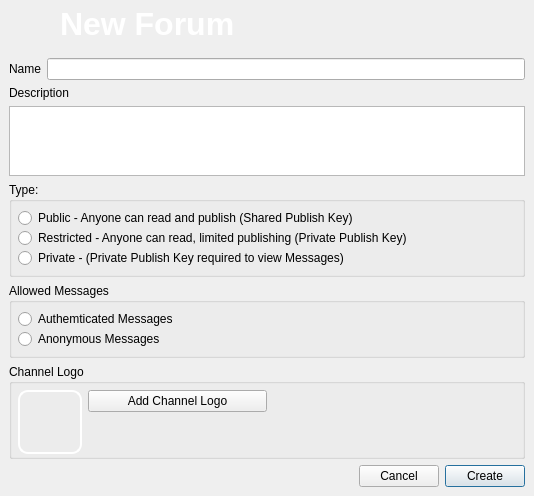
Old version of the form retroshare-gui/src/gui/forums/CreateForum.ui in the repository RetroShare/RetroShare.
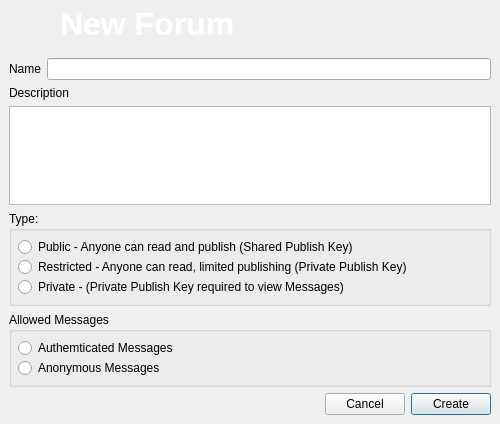
New version of the form. Icons and pictures are not drawn.

Commit message: removed not needed channel logo button and label from CreateForum Dialog

What changed in the file:
```diff
--- a/retroshare-gui/src/gui/forums/CreateForum.ui
+++ b/retroshare-gui/src/gui/forums/CreateForum.ui
@@ -6,8 +6,8 @@
    <rect>
     <x>0</x>
     <y>0</y>
-    <width>534</width>
-    <height>481</height>
+    <width>500</width>
+    <height>424</height>
    </rect>
   </property>
   <property name="windowTitle">
@@ -202,120 +202,7 @@
         </layout>
        </widget>
       </item>
-      <item row="4" column="0" colspan="3">
-       <widget class="QGroupBox" name="groupBoxLogo">
-        <property name="title">
-         <string>Channel Logo</string>
-        </property>
-        <layout class="QGridLayout" name="gridLayout_4">
-         <property name="leftMargin">
-          <number>6</number>
-         </property>
-         <property name="topMargin">
-          <number>6</number>
-         </property>
-         <property name="rightMargin">
-          <number>6</number>
-         </property>
-         <property name="bottomMargin">
-          <number>2</number>
-         </property>
-         <property name="verticalSpacing">
-          <number>6</number>
-         </property>
-         <item row="0" column="0">
-          <layout class="QGridLayout" name="gridLayout_2">
-           <item row="0" column="0" rowspan="2">
-            <widget class="QToolButton" name="ChannelLogoButton">
-             <property name="minimumSize">
-              <size>
-               <width>64</width>
-               <height>64</height>
-              </size>
-             </property>
-             <property name="maximumSize">
-              <size>
-               <width>64</width>
-               <height>64</height>
-              </size>
-             </property>
-             <property name="styleSheet">
-              <string notr="true">
-border: 2px solid white;
-border-radius: 10px;
-</string>
-             </property>
-             <property name="text">
-              <string/>
-             </property>
-             <property name="icon">
-              <iconset resource="../images.qrc">
-               <normaloff>:/images/channels.png</normaloff>:/images/channels.png</iconset>
-             </property>
-             <property name="iconSize">
-              <size>
-               <width>64</width>
-               <height>64</height>
-              </size>
-             </property>
-            </widget>
-           </item>
-           <item row="0" column="1">
-            <widget class="QPushButton" name="LogoButton">
-             <property name="text">
-              <string>Add Channel Logo</string>
-             </property>
-             <property name="icon">
-              <iconset resource="../images.qrc">
-               <normaloff>:/images/add_image24.png</normaloff>:/images/add_image24.png</iconset>
-             </property>
-            </widget>
-           </item>
-           <item row="1" column="1">
-            <spacer name="horizontalSpacer">
-             <property name="orientation">
-              <enum>Qt::Horizontal</enum>
-             </property>
-             <property name="sizeHint" stdset="0">
-              <size>
-               <width>118</width>
-               <height>20</height>
-              </size>
-             </property>
-            </spacer>
-           </item>
-          </layout>
-         </item>
-         <item row="1" column="0">
-          <spacer name="verticalSpacer">
-           <property name="orientation">
-            <enum>Qt::Vertical</enum>
-           </property>
-           <property name="sizeHint" stdset="0">
-            <size>
-             <width>20</width>
-             <height>40</height>
-            </size>
-           </property>
-          </spacer>
-         </item>
-         <item row="0" column="1">
-          <spacer name="horizontalSpacer_2">
-           <property name="orientation">
-            <enum>Qt::Horizontal</enum>
-           </property>
-           <property name="sizeHint" stdset="0">
-            <size>
-             <width>40</width>
-             <height>20</height>
-            </size>
-           </property>
-          </spacer>
-         </item>
-        </layout>
-       </widget>
-      </item>
-      <item row="5" column="0">
+      <item row="4" column="0">
        <spacer>
         <property name="orientation">
          <enum>Qt::Horizontal</enum>
@@ -328,14 +215,14 @@
         </property>
        </spacer>
       </item>
-      <item row="5" column="1">
+      <item row="4" column="1">
        <widget class="QPushButton" name="cancelButton">
         <property name="text">
          <string>Cancel</string>
         </property>
        </widget>
       </item>
-      <item row="5" column="2">
+      <item row="4" column="2">
        <widget class="QPushButton" name="createButton">
         <property name="text">
          <string>Create</string>
```
Left out of the diff: 1 changed line with no effect on the pictures.
